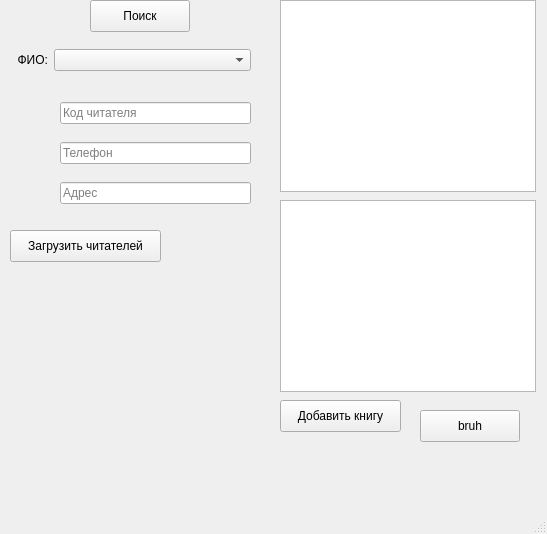
Above: sem2/lab1/task2/mainwindow.ui from anterg0/bsuir before the change. Below: the same form after it.
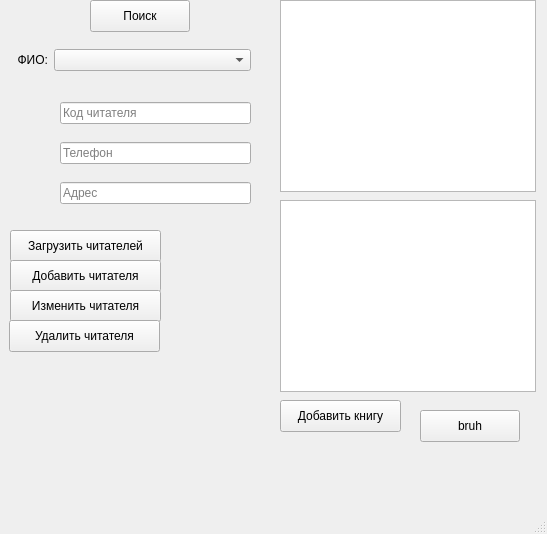
That is the form after the change.

What changed in the file:
```diff
--- a/sem2/lab1/task2/mainwindow.ui
+++ b/sem2/lab1/task2/mainwindow.ui
@@ -163,6 +163,45 @@
      <string>Поиск</string>
     </property>
    </widget>
+   <widget class="QPushButton" name="addReader">
+    <property name="geometry">
+     <rect>
+      <x>10</x>
+      <y>260</y>
+      <width>151</width>
+      <height>32</height>
+     </rect>
+    </property>
+    <property name="text">
+     <string>Добавить читателя</string>
+    </property>
+   </widget>
+   <widget class="QPushButton" name="pushButton_3">
+    <property name="geometry">
+     <rect>
+      <x>10</x>
+      <y>290</y>
+      <width>151</width>
+      <height>32</height>
+     </rect>
+    </property>
+    <property name="text">
+     <string>Изменить читателя</string>
+    </property>
+   </widget>
+   <widget class="QPushButton" name="pushButton_4">
+    <property name="geometry">
+     <rect>
+      <x>9</x>
+      <y>320</y>
+      <width>151</width>
+      <height>32</height>
+     </rect>
+    </property>
+    <property name="text">
+     <string>Удалить читателя</string>
+    </property>
+   </widget>
   </widget>
   <widget class="QMenuBar" name="menubar">
    <property name="geometry">
```
